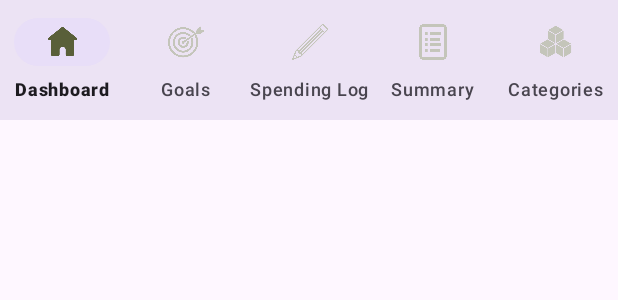
After one commit to lindseyehrlich/SpendingLog, an Android app: the layout fragment_navbar.xml on its own in the app's theme, with its tools: preview values and no code run, on a phone screen of 412 x 824 dp. The commit adds this screen. Shown: the top 300 px of the screen. Run offline under Robolectric (Android 15) with nearby library versions, the phone set to English and light mode, and no system bars.

Commit message:
bottom navigation bar

```diff
--- /dev/null
+++ b/app/src/main/java/com/example/spendinglogger/view/CategoriesActivity.java
@@ -0,0 +1,4 @@
+package com.example.spendinglogger.view;
+
+public class CategoriesActivity {
+}
--- /dev/null
+++ b/app/src/main/java/com/example/spendinglogger/view/GoalsListActivity.java
@@ -0,0 +1,4 @@
+package com.example.spendinglogger.view;
+
+public class GoalsListActivity {
+}
--- /dev/null
+++ b/app/src/main/java/com/example/spendinglogger/view/SpendingLogActivity.java
@@ -0,0 +1,4 @@
+package com.example.spendinglogger.view;
+
+public class SpendingLogActivity {
+}
--- a/app/src/main/java/com/example/spendinglogger/view/SplashActivity.java
+++ b/app/src/main/java/com/example/spendinglogger/view/SplashActivity.java
@@ -169,7 +169,7 @@ public class SplashActivity extends AppCompatActivity {
                 new AnimatorListenerAdapter() {
                     @Override
                     public void onAnimationEnd(Animator animation) {
-                        Intent intent = new Intent(SplashActivity.this, LoginActivity.class);
+                        Intent intent = new Intent(SplashActivity.this, MainActivity.class);
                         startActivity(intent);
                         finish();
                         overridePendingTransition(android.R.anim.fade_in, android.R.anim.fade_out);
--- /dev/null
+++ b/app/src/main/java/com/example/spendinglogger/view/SummaryActivity.java
@@ -0,0 +1,4 @@
+package com.example.spendinglogger.view;
+
+public class SummaryActivity {
+}
--- /dev/null
+++ b/app/src/main/res/color/navbar_icon_colors.xml
@@ -0,0 +1,7 @@
+<?xml version="1.0" encoding="utf-8"?>
+<selector xmlns:android="http://schemas.android.com/apk/res/android">
+    <!-- Selected state -->
+    <item android:color="@color/muted_moss" android:state_checked="true" />
+    <!-- Default state -->
+    <item android:color="@color/sophisticated_sage" />
+</selector>
--- /dev/null
+++ b/app/src/main/res/layout/fragment_navbar.xml
@@ -0,0 +1,13 @@
+<?xml version="1.0" encoding="utf-8"?>
+<com.google.android.material.bottomnavigation.BottomNavigationView xmlns:android="http://schemas.android.com/apk/res/android"
+    xmlns:app="http://schemas.android.com/apk/res-auto"
+    xmlns:tools="http://schemas.android.com/tools"
+    android:id="@+id/bottom_navigation"
+    android:layout_width="match_parent"
+    android:layout_height="wrap_content"
+    android:background="?colorSurface"
+    app:itemIconTint="@color/navbar_icon_colors"
+    app:labelVisibilityMode="labeled"
+    app:elevation="8dp"
+    app:menu="@menu/bottom_navigation_menu"
+    tools:context="view.NavbarFragment" />
--- /dev/null
+++ b/app/src/main/res/menu/bottom_navigation_menu.xml
@@ -0,0 +1,29 @@
+<?xml version="1.0" encoding="utf-8"?>
+<menu xmlns:android="http://schemas.android.com/apk/res/android">
+
+    <item
+        android:id="@+id/nav_dashboard"
+        android:title="Dashboard"
+        android:icon="@drawable/dashboard_icon" />
+
+    <item
+        android:id="@+id/nav_goals"
+        android:title="Goals"
+        android:icon="@drawable/goals_icon" />
+
+    <item
+        android:id="@+id/nav_spending_log"
+        android:title="Spending Log"
+        android:icon="@drawable/log_icon" />
+
+    <item
+        android:id="@+id/nav_summary"
+        android:title="Summary"
+        android:icon="@drawable/summary_icon" />
+
+    <item
+        android:id="@+id/nav_categories"
+        android:title="Categories"
+        android:icon="@drawable/categories_icon" />
+
+</menu>
```
Also changed, not shown: app/src/main/java/com/example/spendinglogger/view/NavbarFragment.java (added, +210 -0 lines), app/src/main/res/anim/slide_in_left.xml (added, +12 -0 lines), app/src/main/res/anim/slide_in_right.xml (added, +12 -0 lines), app/src/main/res/anim/slide_out_left.xml (added, +12 -0 lines), app/src/main/res/anim/slide_out_right.xml (added, +12 -0 lines), app/src/main/res/layout/activity_main.xml (+28 -6 lines), app/src/main/res/drawable/categories_icon.png (added), app/src/main/res/drawable/dashboard_icon.png (added), app/src/main/res/drawable/goals_icon.png (added), app/src/main/res/drawable/log_icon.png (added), app/src/main/res/drawable/summary_icon.png (added).
